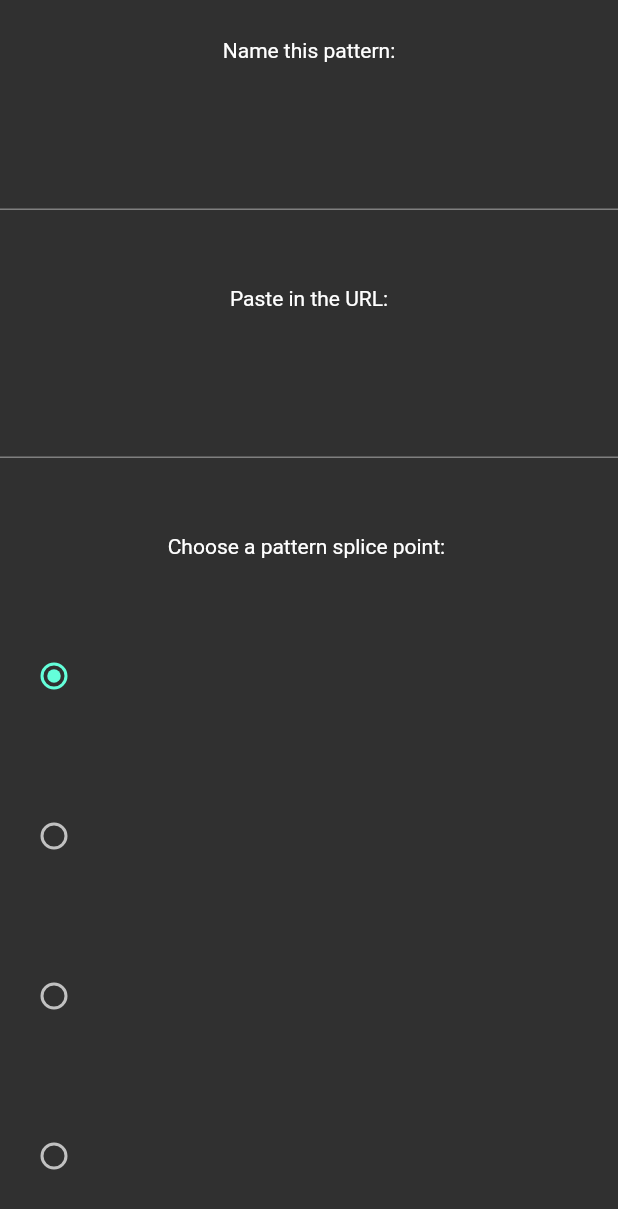
After one commit to PhysicalRevelry/pattern_tracker, a Flutter app: the screen it shows after launch, after a tap on "New Pattern", on a phone screen of 412 x 824 dp. The commit adds this screen. Shown: the top 1209 px of the screen. Run offline on Flutter 3.47's test engine with Material 2 defaults, Android fonts, the phone set to English and light mode, and no system bars; our stand-ins replace hooks_riverpod; network calls fail.

Commit message:
second commit Getting basic structure in place

```diff
--- a/analysis_options.yaml
+++ b/analysis_options.yaml
@@ -22,6 +22,8 @@ linter:
   # `// ignore_for_file: name_of_lint` syntax on the line or in the file
   # producing the lint.
   rules:
+    prefer_const_constructors: false
+    prefer_const_declarations: false
     # avoid_print: false  # Uncomment to disable the `avoid_print` rule
     # prefer_single_quotes: true  # Uncomment to enable the `prefer_single_quotes` rule
 
--- a/lib/main.dart
+++ b/lib/main.dart
@@ -1,6 +1,7 @@
 import 'package:flutter/material.dart';
 // import 'package:pattern_tracker/screens/first.dart';
 import 'package:hooks_riverpod/hooks_riverpod.dart';
+import 'package:pattern_tracker/screens/opening_screen.dart';
 import 'package:pattern_tracker/screens/pattern_test.dart';
 
 void main() {
@@ -8,7 +9,8 @@ void main() {
     child: MaterialApp(
       theme: ThemeData.dark(),
       // home: ScraperApp(),
-      home: const PatternScraper(),
+      // home: const PatternScraper(),
+      home: const StartScreen(),
     ),
   ));
 }
--- /dev/null
+++ b/lib/screens/new_pattern_upload.dart
@@ -0,0 +1,49 @@
+import 'package:flutter/material.dart';
+import 'package:hooks_riverpod/hooks_riverpod.dart';
+import 'package:pattern_tracker/state/scraper_state.dart';
+
+class PatternUpload extends HookConsumerWidget {
+  const PatternUpload({
+    Key? key,
+  }) : super(key: key);
+
+  @override
+  Widget build(BuildContext context, WidgetRef ref) {
+    final scraper = ref.watch(scraperProvider);
+    return Scaffold(
+      body: Center(
+        child: Column(
+          mainAxisAlignment: MainAxisAlignment.spaceAround,
+          crossAxisAlignment: CrossAxisAlignment.center,
+          children: [
+            Text('Name this pattern:'),
+            TextFormField(),
+            Text("Paste in the URL:"),
+            TextFormField(),
+            Text('Choose a pattern splice point: '),
+            RadioListTile<Delineator>(
+                value: Delineator.row,
+                groupValue: scraper.delineator,
+                onChanged: (Delineator? value) {}),
+            RadioListTile<Delineator>(
+                value: Delineator.r,
+                groupValue: scraper.delineator,
+                onChanged: (Delineator? value) {}),
+            RadioListTile<Delineator>(
+                value: Delineator.step,
+                groupValue: scraper.delineator,
+                onChanged: (Delineator? value) {}),
+            RadioListTile<Delineator>(
+                value: Delineator.custom,
+                groupValue: scraper.delineator,
+                onChanged: (Delineator? value) {
+                  scraper.handleDelineator(value);
+                }),
+            if (scraper.delineator == Delineator.custom)
+              TextFormField(),
+          ],
+        ),
+      ),
+    );
+  }
+}
--- /dev/null
+++ b/lib/screens/opening_screen.dart
@@ -0,0 +1,34 @@
+import 'package:flutter/material.dart';
+import 'package:hooks_riverpod/hooks_riverpod.dart';
+import 'package:pattern_tracker/screens/new_pattern_upload.dart';
+
+class StartScreen extends HookConsumerWidget {
+  const StartScreen({
+    Key? key,
+  }) : super(key: key);
+
+  @override
+  Widget build(BuildContext context, WidgetRef ref) {
+    return Scaffold(
+      body: Center(
+        child: Column(
+          mainAxisAlignment: MainAxisAlignment.center,
+          crossAxisAlignment: CrossAxisAlignment.center,
+          children: [
+            ElevatedButton(
+              onPressed: () {
+                Navigator.push(context,
+                    MaterialPageRoute(builder: (context) => PatternUpload()));
+              },
+              child: Text("New Pattern"),
+            ),
+            ElevatedButton(
+              onPressed: () {},
+              child: Text("Open Saved Pattern"),
+            ),
+          ],
+        ),
+      ),
+    );
+  }
+}
```
Also changed, not shown: lib/screens/first.dart (deleted, +0 -80 lines), lib/state/scraper_state.dart (+13 -76 lines).
